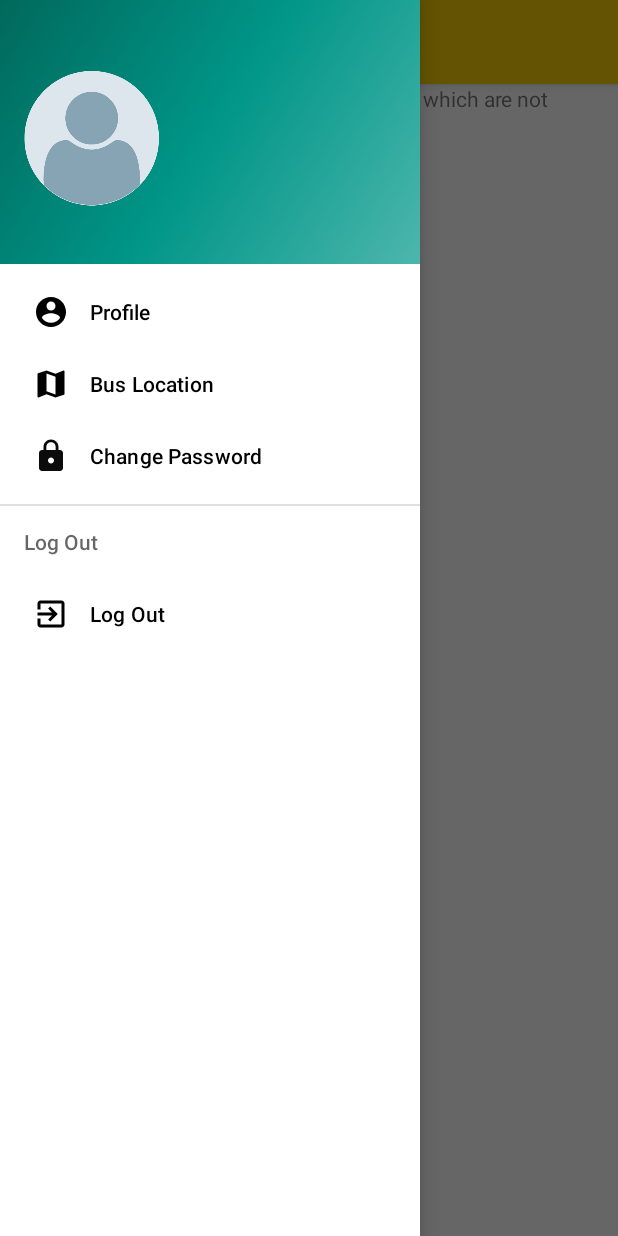
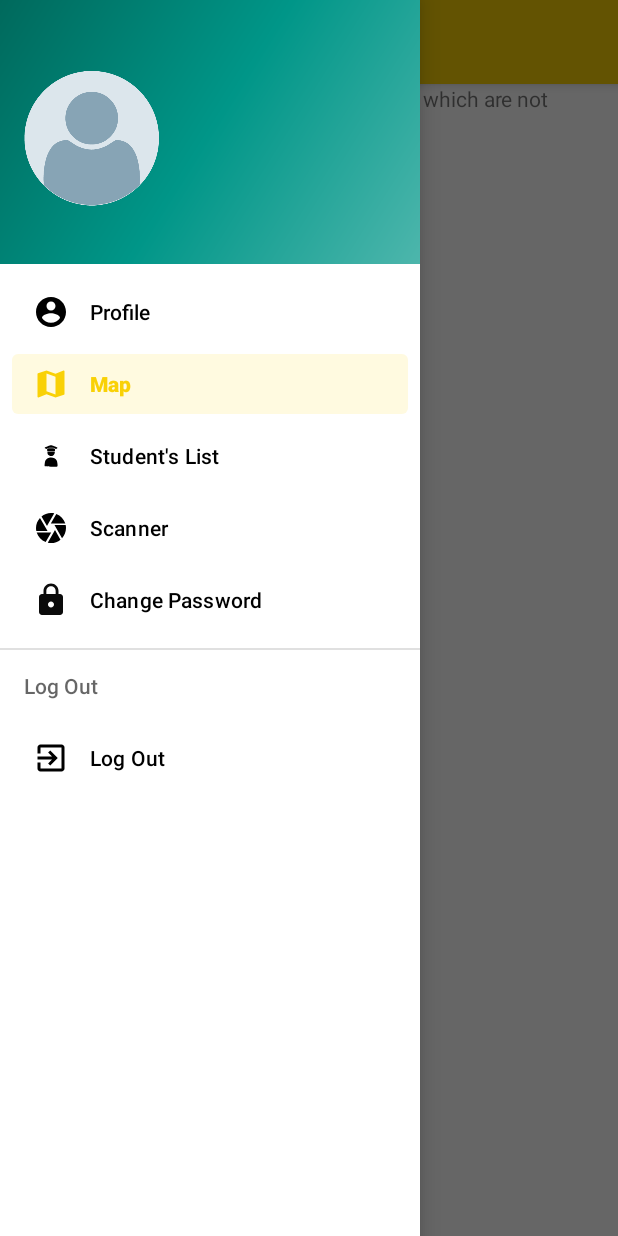
Before and after one commit to aniket-yadav/sbts, an Android app: the AttendeeActivity screen opened directly, with no data from a screen before it, with the side drawer open, on a phone screen of 412 x 824 dp. Run offline under Robolectric (Android 15) with nearby library versions, the phone set to English and light mode, and no system bars; our stand-ins replace Volley, navigation-ui; network calls fail.

Commit message:
attendee menu and bus location in parent

```diff
--- a/app/src/main/java/com/app/sbts/activities/AttendeeActivity.java
+++ b/app/src/main/java/com/app/sbts/activities/AttendeeActivity.java
@@ -1,17 +1,58 @@
 package com.app.sbts.activities;
 
 import androidx.appcompat.app.AppCompatActivity;
+import androidx.drawerlayout.widget.DrawerLayout;
+import androidx.navigation.NavController;
+import androidx.navigation.fragment.NavHostFragment;
+import androidx.navigation.ui.AppBarConfiguration;
+import androidx.navigation.ui.NavigationUI;
+
 import android.os.Bundle;
 import com.app.sbts.R;
+import com.app.sbts.classes.SessionManager;
 import com.app.sbts.databinding.ActivityAttendeeBinding;
+import com.google.android.material.navigation.NavigationView;
 
 public class AttendeeActivity extends AppCompatActivity {
 
     private ActivityAttendeeBinding binding;
+    private AppBarConfiguration mAppBarConfiguration;
+    SessionManager sessionManager;
+
     @Override
     protected void onCreate(Bundle savedInstanceState) {
         super.onCreate(savedInstanceState);
         binding = ActivityAttendeeBinding.inflate(getLayoutInflater());
         setContentView(binding.getRoot());
+        setSupportActionBar(binding.appBarMainAttendee.toolbar);
+
+        sessionManager = new SessionManager(this);
+
+        DrawerLayout drawer = binding.drawerLayout;
+        NavigationView navigationView = binding.navView;
+        mAppBarConfiguration = new AppBarConfiguration.Builder(
+                R.id.nav_profile, R.id.nav_map, R.id.nav_password_change)
+                .setOpenableLayout(drawer)
+                .build();
+        NavHostFragment navHostFragment = (NavHostFragment) getSupportFragmentManager().findFragmentById(R.id.attendee_frame);
+        assert navHostFragment != null;
+        NavController navController = navHostFragment.getNavController();
+
+        NavigationUI.setupActionBarWithNavController(this, navController, mAppBarConfiguration);
+        NavigationUI.setupWithNavController(navigationView, navController);
+        navigationView.getMenu().findItem(R.id.nav_logout).setOnMenuItemClickListener(menuItem -> {
+            sessionManager.logout();
+            return true;
+        });
+
     }
+    @Override
+    public boolean onSupportNavigateUp() {
+        NavHostFragment navHostFragment = (NavHostFragment) getSupportFragmentManager().findFragmentById(R.id.attendee_frame);
+        assert navHostFragment != null;
+        NavController navController = navHostFragment.getNavController();
+        return NavigationUI.navigateUp(navController, mAppBarConfiguration)
+                || super.onSupportNavigateUp();
+    }
+
 }
--- a/app/src/main/java/com/app/sbts/activities/ParentActivity.java
+++ b/app/src/main/java/com/app/sbts/activities/ParentActivity.java
@@ -56,7 +56,7 @@ public class ParentActivity extends AppCompatActivity {
         headerBinding = NavHeaderMainBinding.bind(headerView);
 
         headerBinding.userName.setText(sharedPreferences.getString("Full_Name", null));
-        byte[] image_bit =  Base64.decode(sharedPreferences.getString("Photo", null),Base64.DEFAULT);
+        byte[] image_bit =  Base64.decode(sharedPreferences.getString("Photo", "null"),Base64.DEFAULT);
         headerBinding.imageView.setImageBitmap(BitmapFactory.decodeByteArray(image_bit, 0, image_bit.length));
         headerBinding.userEmail.setText(sharedPreferences.getString("Email", null));
         headerBinding.imageView.setOnClickListener(imageOnclickListener);
--- a/app/src/main/res/layout/activity_attendee.xml
+++ b/app/src/main/res/layout/activity_attendee.xml
@@ -22,5 +22,5 @@
         android:layout_gravity="start"
         android:fitsSystemWindows="true"
         app:headerLayout="@layout/nav_header_main"
-        app:menu="@menu/parent_navigation_menu" />
+        app:menu="@menu/attendee_navigation_menu" />
 </androidx.drawerlayout.widget.DrawerLayout>
--- a/app/src/main/res/menu/attendee_navigation_menu.xml
+++ b/app/src/main/res/menu/attendee_navigation_menu.xml
@@ -34,7 +34,7 @@
              />
 
         <item
-            android:id="@+id/nav_change_password"
+            android:id="@+id/nav_password_change"
             android:icon="@drawable/change_pass"
             android:title="@string/change_password"
              />
--- a/app/src/main/res/navigation/attendee_navigation.xml
+++ b/app/src/main/res/navigation/attendee_navigation.xml
@@ -6,10 +6,10 @@
     app:startDestination="@+id/nav_map">
 
     <fragment
-        android:id="@+id/nav_parent_home"
-        android:name="com.app.sbts.fragments.ParentHome"
+        android:id="@+id/nav_profile"
+        android:name="com.app.sbts.fragments.AttendeeHome"
         android:label="@string/profile"
-        tools:layout="@layout/fragment_parent_home" >
+        tools:layout="@layout/fragment_attendee_home" >
 
     </fragment>
 
```
Also changed, not shown: app/src/main/java/com/app/sbts/fragments/MapsFragment.java (+16 -8 lines).
